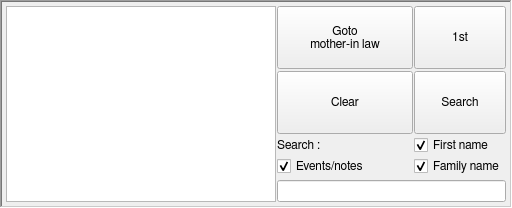
Old version of the form ui/SearchAndHistory.ui in the repository atahti/qenes.
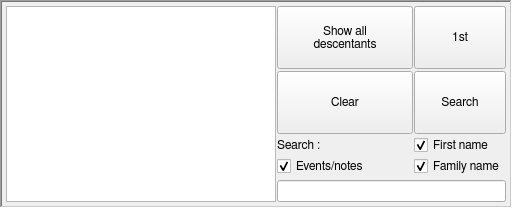
New version of the form.

The edit to the form file:
```diff
--- a/ui/SearchAndHistory.ui
+++ b/ui/SearchAndHistory.ui
@@ -89,8 +89,8 @@
       </font>
      </property>
      <property name="text">
-      <string>Goto
-mother-in law</string>
+      <string>Show all 
+descentants</string>
      </property>
     </widget>
    </item>
```
Left out of the diff: 2 changed lines with no effect on the pictures.
